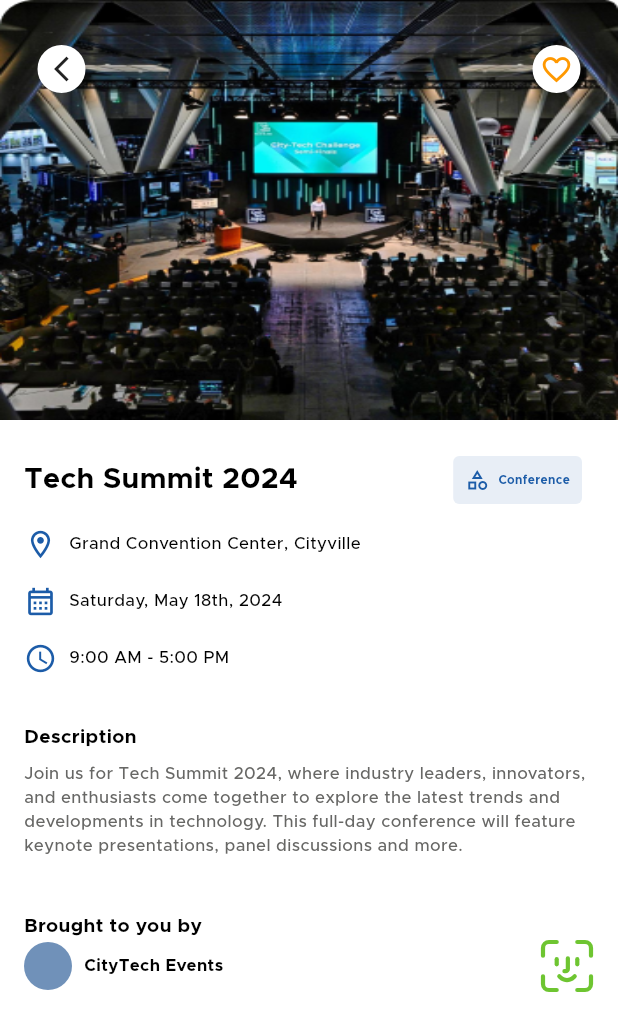
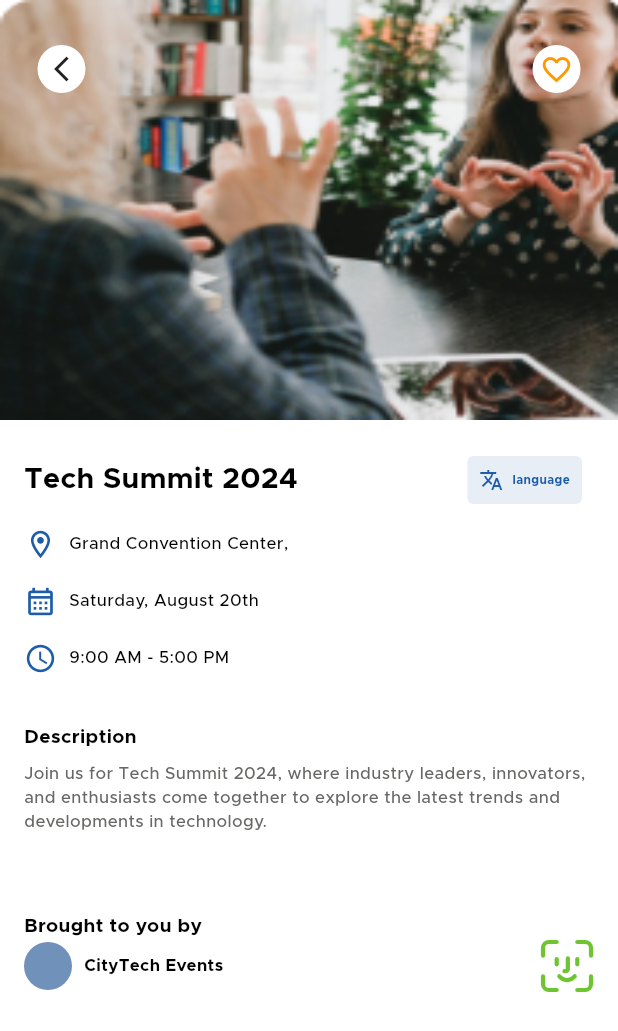
Before and after one commit to Mahmoud-Magdyy/Eventak, a Flutter app: the HomeScreen screen opened by its route, after a tap on "16", on a phone screen of 412 x 824 dp. Shown: the top 1031 px of the screen. Run offline on Flutter 3.47's test engine with Material 3 defaults, Android fonts, the phone set to English and light mode, and no system bars; our stand-ins replace device_preview, flutter_bloc, flutter_otp_text_field, flutter_svg, get_it, go_router and 4 more; accounts and stored records are empty; project files that could hold a hidden picture were left out.

Commit message:
add same model in new event screen to details screen done

```diff
--- a/lib/core/functions/navigate.dart
+++ b/lib/core/functions/navigate.dart
@@ -1,6 +1,6 @@
 import 'package:go_router/go_router.dart';
 
-void customNavigate(context,String path){
+void customNavigate(context,String path,{Object? arguments}){
   GoRouter.of(context).push(path);
 }
 void customReplacementNavigate(context,String path){
--- a/lib/core/routers/app_router.dart
+++ b/lib/core/routers/app_router.dart
@@ -10,7 +10,6 @@ import 'package:eventak/features/auth/presentation/screens/sign_in_screen.dart';
 import 'package:eventak/features/create_event/presentation/screens/page_view_event.dart';
 import 'package:eventak/features/home/presenation/screens/bottom_nav_bar.dart';
 import 'package:eventak/features/home/presenation/screens/home_screen.dart';
-import 'package:eventak/features/home/presenation/widgets/new_events_details/new_event_details_screen.dart';
 import 'package:eventak/features/on_borading/presentation/screens/on_boarding_view.dart';
 import 'package:eventak/features/splash/presentation/screens/splash_screen.dart';
 import 'package:flutter_bloc/flutter_bloc.dart';
@@ -56,10 +55,10 @@ final GoRouter router = GoRouter(routes: [
     path: "/PageViewEvent",
     builder: (context, state) =>const  PageViewEvent(),
   ),
-  GoRoute(
-    path: "/NewEeventDetails",
-    builder: (context, state) =>const  NewEeventDetails(),
-  ),
+  // GoRoute(
+  //   path: "/NewEeventDetails",
+  //   builder: (context, state) =>const  NewEeventDetails(),
+  // ),
 
   GoRoute(
     path: "/RegisterScreen",
--- a/lib/features/home/presenation/widgets/new_events/left_new_event/final_image_and_dec.dart
+++ b/lib/features/home/presenation/widgets/new_events/left_new_event/final_image_and_dec.dart
@@ -1,4 +1,3 @@
-import 'package:eventak/core/functions/navigate.dart';
 import 'package:eventak/features/home/presenation/widgets/new_events/left_new_event/date_of_event_in_image.dart';
 import 'package:eventak/features/home/presenation/widgets/new_events/left_new_event/text_of_event.dart';
 import 'package:eventak/features/home/presenation/widgets/new_events/left_new_event/translate_icon_and_text.dart';
@@ -6,7 +5,13 @@ import 'package:flutter/material.dart';
 
 class ImageAndDecOfNewEventLeft extends StatelessWidget {
   const ImageAndDecOfNewEventLeft({
-    super.key, required this.dateDay, required this.monthDay, required this.categoryIcon, required this.imageEvent, required this.textOfNewEvent, required this.nameOfCategoryEvent,
+    super.key,
+    required this.dateDay,
+    required this.monthDay,
+    required this.categoryIcon,
+    required this.imageEvent,
+    required this.textOfNewEvent,
+    required this.nameOfCategoryEvent,
   });
   final String dateDay;
   final String monthDay;
@@ -15,12 +20,9 @@ final String dateDay;
   final String textOfNewEvent;
   final String nameOfCategoryEvent;
 
-
   @override
   Widget build(BuildContext context) {
-    return GestureDetector(
-      onTap: () => customNavigate(context, '/NewEeventDetails'),
-      child: Column(
+    return Column(
       children: [
         Stack(children: [
           Image.asset(imageEvent),
@@ -35,8 +37,10 @@ final String dateDay;
           Positioned(
               bottom: 0,
               right: 0,
-                child: TranslateIconInNewEventImage(categoryIcon: categoryIcon,
-                nameOfCategoryEvent: nameOfCategoryEvent,))
+              child: TranslateIconInNewEventImage(
+                categoryIcon: categoryIcon,
+                nameOfCategoryEvent: nameOfCategoryEvent,
+              ))
         ]),
         Container(
           decoration: const ShapeDecoration(
@@ -52,7 +56,6 @@ final String dateDay;
           child: TextOfEvent(textOfNewEvent: textOfNewEvent),
         )
       ],
-      ),
     );
   }
 }
--- a/lib/features/home/presenation/widgets/new_events/new_event_item.dart
+++ b/lib/features/home/presenation/widgets/new_events/new_event_item.dart
@@ -1,6 +1,7 @@
 import 'package:eventak/features/home/data/model/new_event_model.dart';
 import 'package:eventak/features/home/presenation/widgets/new_events/left_new_event/final_image_and_dec.dart';
 import 'package:eventak/features/home/presenation/widgets/new_events/right_new_event/final_dec_of_new_event_right.dart';
+import 'package:eventak/features/home/presenation/widgets/new_events_details/new_event_details_screen.dart';
 import 'package:flutter/material.dart';
 
 class NewEeventItem extends StatelessWidget {
@@ -29,13 +30,22 @@ class NewEeventItem extends StatelessWidget {
         children: [
           Row(
             children: [
-              ImageAndDecOfNewEventLeft(
+              GestureDetector(
+                onTap: () => Navigator.push(
+                  context,
+                  MaterialPageRoute(
+                      builder: (context) => NewEeventDetails(
+                            newEventModel: newEventModel,
+                          )),
+                ),
+                child: ImageAndDecOfNewEventLeft(
                     dateDay: newEventModel.dateDay,
                     monthDay: newEventModel.monthDay,
                     categoryIcon: newEventModel.categoryIcon,
                     imageEvent: newEventModel.imageEvent,
                     textOfNewEvent: newEventModel.textOfNewEvent,
                     nameOfCategoryEvent: newEventModel.nameOfCategoryEvent),
+              ),
               const SizedBox(
                 width: 8,
               ),
--- a/lib/features/home/presenation/widgets/new_events_details/new_event_details_screen.dart
+++ b/lib/features/home/presenation/widgets/new_events_details/new_event_details_screen.dart
@@ -1,6 +1,7 @@
 import 'package:eventak/core/utils/app_styles.dart';
 import 'package:eventak/features/create_event/presentation/cubit/create_event_cubit.dart';
 import 'package:eventak/features/create_event/presentation/cubit/create_event_state.dart';
+import 'package:eventak/features/home/data/model/new_event_model.dart';
 import 'package:eventak/features/home/presenation/widgets/new_events_details/widgets/back_icon_and_fav.dart';
 import 'package:eventak/features/home/presenation/widgets/new_events_details/widgets/brought_to_you.dart';
 import 'package:eventak/features/home/presenation/widgets/new_events_details/widgets/catregory_item.dart';
@@ -11,8 +12,8 @@ import 'package:flutter/material.dart';
 import 'package:flutter_bloc/flutter_bloc.dart';
 
 class NewEeventDetails extends StatelessWidget {
-  const NewEeventDetails({super.key});
-
+  const NewEeventDetails({super.key, required this.newEventModel});
+  final NewEventModel newEventModel;
   @override
   Widget build(BuildContext context) {
     return Scaffold(
@@ -22,10 +23,12 @@ class NewEeventDetails extends StatelessWidget {
           return SafeArea(
             child: Column(
               children: [
-                const Stack(
+                Stack(
                   children: [
-                    ImageOfEventDetails(),
-                    Positioned(
+                    ImageOfEventDetails(
+                      image: newEventModel.imageEvent,
+                    ),
+                    const Positioned(
                       top: 30,
                       left: 25,
                       right: 25,
@@ -44,21 +47,29 @@ class NewEeventDetails extends StatelessWidget {
                         mainAxisAlignment: MainAxisAlignment.spaceBetween,
                         children: [
                           Text(
-                            'Tech Summit 2024',
+                            newEventModel.nameOfEvent,
                             style: AppStyles.styleSemiBold24(context)
                                 .copyWith(color: Colors.black),
                           ),
-                          const CategoryItemDetails(),
+                          CategoryItemDetails(
+                            icon: newEventModel.categoryIcon,
+                            nameOfIconCateogry:
+                                newEventModel.nameOfCategoryEvent,
+                          ),
                         ],
                       ),
                       const SizedBox(
                         height: 16,
                       ),
-                      const LocationAndTimeAndDateNewEventDetails(),
+                      LocationAndTimeAndDateNewEventDetails(
+                        location: newEventModel.titleLocationOfEvent,
+                        dateMonth: newEventModel.titleDateOfTicket,
+                        dateTime: newEventModel.subTitleDateOfTicket,
+                      ),
                       const SizedBox(
                         height: 32,
                       ),
-                      const Description(),
+                      Description(description: newEventModel.textOfNewEvent),
                       const BroughtToYou()
                     ],
                   ),
--- a/lib/features/home/presenation/widgets/new_events_details/widgets/back_icon_and_fav.dart
+++ b/lib/features/home/presenation/widgets/new_events_details/widgets/back_icon_and_fav.dart
@@ -23,6 +23,7 @@ class BackIconAndFav extends StatelessWidget {
           ),
           child: Center(
               child: GestureDetector(
+                onTap: () => Navigator.pop(context),
             child: const Icon(
               Icons.arrow_back_ios_new_outlined,
               size: 20,
--- a/lib/features/home/presenation/widgets/new_events_details/widgets/catregory_item.dart
+++ b/lib/features/home/presenation/widgets/new_events_details/widgets/catregory_item.dart
@@ -3,8 +3,9 @@ import 'package:eventak/core/utils/app_styles.dart';
 import 'package:flutter/material.dart';
 
 class CategoryItemDetails extends StatelessWidget {
-  const CategoryItemDetails({super.key});
-
+  const CategoryItemDetails({super.key, required this.icon, required this.nameOfIconCateogry});
+final IconData icon;
+final String nameOfIconCateogry;
   @override
   Widget build(BuildContext context) {
     return Container(
@@ -17,9 +18,9 @@ class CategoryItemDetails extends StatelessWidget {
       ),
       child:  Row(
         children: [
-          const Icon(Icons.category_outlined,color: AppColors.colorCategoryName,size: 16,),
+           Icon(icon,color: AppColors.colorCategoryName,size: 16,),
           const SizedBox(width: 6,),
-          Text('Conference',style: AppStyles.styleSemiBold10(context).copyWith(color: AppColors.colorCategoryName),),
+          Text(nameOfIconCateogry,style: AppStyles.styleSemiBold10(context).copyWith(color: AppColors.colorCategoryName),),
         ],
       ),
     );
--- a/lib/features/home/presenation/widgets/new_events_details/widgets/description.dart
+++ b/lib/features/home/presenation/widgets/new_events_details/widgets/description.dart
@@ -4,8 +4,9 @@ import 'package:flutter/material.dart';
 class Description extends StatelessWidget {
   const Description({
     super.key,
+    required this.description,
   });
-
+  final String description;
   @override
   Widget build(BuildContext context) {
     return Column(
@@ -19,11 +20,13 @@ class Description extends StatelessWidget {
         const SizedBox(
           height: 8,
         ),
-         SizedBox(
+        SizedBox(
           height: 100,
           child: Text(
-            'Join us for Tech Summit 2024, where industry leaders, innovators, and enthusiasts come together to explore the latest trends and developments in technology. This full-day conference will feature keynote presentations, panel discussions and more.',
-          style: AppStyles.styleMedium14(context).copyWith(color: const Color(0xFF676765)),),
+            description,
+            style: AppStyles.styleMedium14(context)
+                .copyWith(color: const Color(0xFF676765)),
+          ),
         )
       ],
     );
--- a/lib/features/home/presenation/widgets/new_events_details/widgets/image_of_event_details.dart
+++ b/lib/features/home/presenation/widgets/new_events_details/widgets/image_of_event_details.dart
@@ -1,18 +1,17 @@
-import 'package:eventak/core/utils/app_images.dart';
 import 'package:flutter/material.dart';
 
 class ImageOfEventDetails extends StatelessWidget {
   const ImageOfEventDetails({
-    super.key,
+    super.key, required this.image,
   });
-
+final String image;
   @override
   Widget build(BuildContext context) {
     return SizedBox(
       height: 280,
       width: double.infinity,
       child:
-          Image.asset(Assets.imagesImageee, fit: BoxFit.fill),
+          Image.asset(image, fit: BoxFit.fill),
     );
   }
 }
--- a/lib/features/home/presenation/widgets/new_events_details/widgets/location_and_time.dart
+++ b/lib/features/home/presenation/widgets/new_events_details/widgets/location_and_time.dart
@@ -4,29 +4,31 @@ import 'package:flutter/material.dart';
 
 class LocationAndTimeAndDateNewEventDetails extends StatelessWidget {
   const LocationAndTimeAndDateNewEventDetails({
-    super.key,
+    super.key, required this.location, required this.dateMonth, required this.dateTime,
   });
-
+final String location;
+final String dateMonth;
+final String dateTime;
   @override
   Widget build(BuildContext context) {
-    return const Column(
+    return  Column(
       children: [
         CusotmListTileNewEventDetails(
           icon: Icons.location_on_outlined,
-          text: 'Grand Convention Center, Cityville',
+          text: location,
         ),
-        SizedBox(
+        const SizedBox(
       height: 16,
     ),
     CusotmListTileNewEventDetails(
       icon: Icons.calendar_month_outlined,
-      text: 'Saturday, May 18th, 2024',
-    ),SizedBox(
+      text: dateMonth,
+    ),const SizedBox(
       height: 16,
     ),
     CusotmListTileNewEventDetails(
       icon: Icons.access_time_outlined,
-      text: '9:00 AM - 5:00 PM',
+      text: dateTime,
     ),
       ],
     );
```
Lines whose indentation alone changed are shown as unchanged.
